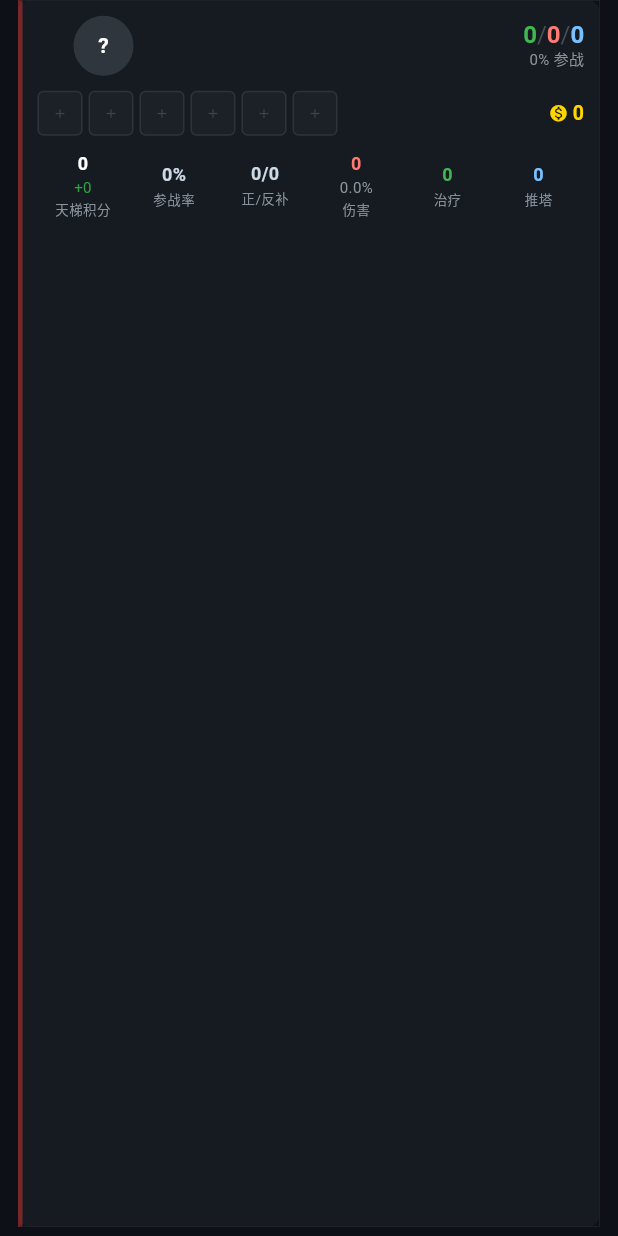
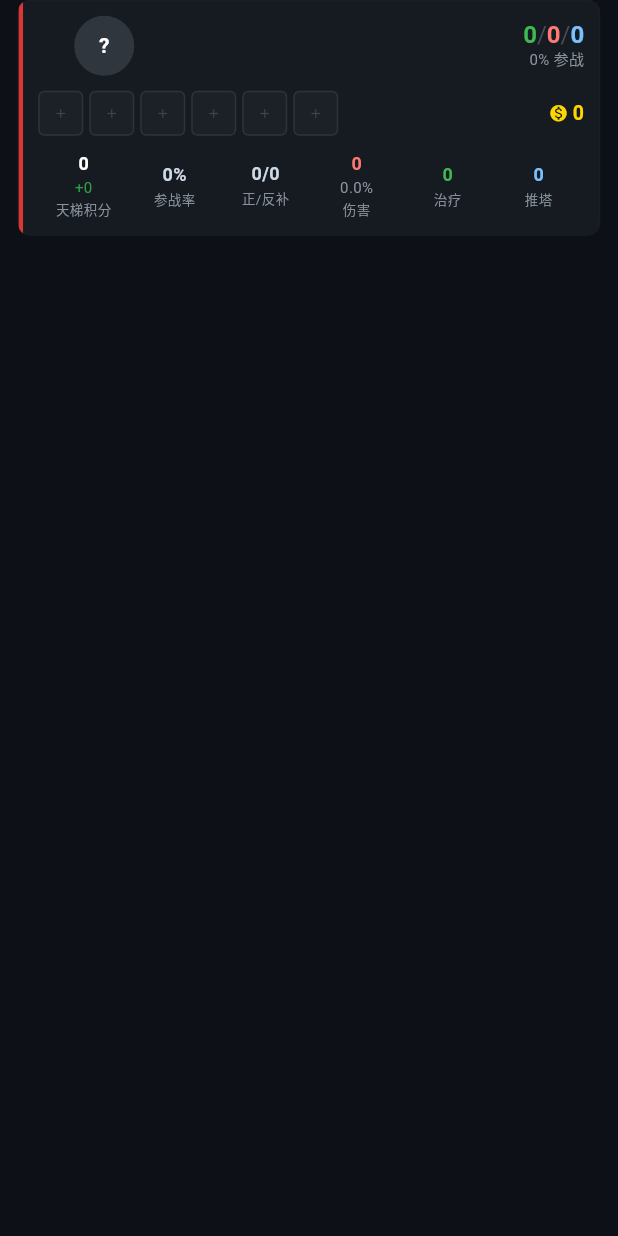
Before and after one commit to fenli-forever/16dota, a Flutter app: the _PlayerCard widget shown alone on an empty page, opened directly with empty values, on a phone screen of 412 x 824 dp. Run offline on Flutter 3.47's test engine with Material 3 defaults, Android fonts, the phone set to English and light mode, and no system bars; our stand-ins replace dio, shared_preferences; accounts and stored records are empty; network calls fail.

Commit message:
fix: non-uniform border + borderRadius causes black cards in Flutter
BoxDecoration with borderRadius requires a uniform border. Using non-uniform
Border() (left=3px, others=0.5px) silently breaks paint in release builds.
Fixed by using Border.all() + a separate inner accent bar Container.
Also fixed _Stat in friends_screen with same Expanded-from-build() pattern.

Co-Authored-By: Claude Sonnet 4.6 <noreply@anthropic.com>

```diff
--- a/lib/screens/match_detail_screen.dart
+++ b/lib/screens/match_detail_screen.dart
@@ -332,43 +332,45 @@ class _PlayerCard extends StatelessWidget {
 
   @override
   Widget build(BuildContext context) {
-    final p      = player;
-    final tc     = isWinTeam ? const Color(0xFF2EA043) : const Color(0xFFDA3633);
-    final rpClr  = p.incRankPoints >= 0
-        ? const Color(0xFF2EA043)
-        : const Color(0xFFDA3633);
-    final rpSign = p.incRankPoints >= 0 ? '+' : '';
-    final dmgPct = totalDmg > 0 ? p.heroDamage / totalDmg * 100 : 0.0;
+    final p       = player;
+    final tc      = isWinTeam ? const Color(0xFF2EA043) : const Color(0xFFDA3633);
+    final rpClr   = p.incRankPoints >= 0 ? const Color(0xFF2EA043) : const Color(0xFFDA3633);
+    final rpSign  = p.incRankPoints >= 0 ? '+' : '';
+    final dmgPct  = totalDmg > 0 ? p.heroDamage / totalDmg * 100 : 0.0;
+    final accent  = isSelf ? const Color(0xFFE8A020) : tc;
+    final cardBg  = isSelf
+        ? const Color(0xFFE8A020).withValues(alpha: 0.06)
+        : const Color(0xFF161B22);
 
+    // Flutter requires uniform border when borderRadius is set.
+    // We achieve the colored left accent via an inner accent bar widget.
     return Container(
       margin: const EdgeInsets.fromLTRB(12, 0, 12, 6),
+      clipBehavior: Clip.antiAlias,
       decoration: BoxDecoration(
-        color: isSelf
-            ? const Color(0xFFE8A020).withValues(alpha: 0.06)
-            : const Color(0xFF161B22),
         borderRadius: BorderRadius.circular(8),
-        border: Border(
-          left: BorderSide(
-            color: isSelf
-                ? const Color(0xFFE8A020)
-                : tc.withValues(alpha: 0.5),
-            width: 3,
+        border: Border.all(color: const Color(0xFF21262D), width: 0.5),
       ),
-          top: BorderSide(color: const Color(0xFF21262D), width: 0.5),
-          right: BorderSide(color: const Color(0xFF21262D), width: 0.5),
-          bottom: BorderSide(color: const Color(0xFF21262D), width: 0.5),
-        ),
-      ),
+      child: IntrinsicHeight(
+        child: Row(
+          crossAxisAlignment: CrossAxisAlignment.stretch,
+          children: [
+            // Left accent bar
+            Container(width: 3, color: accent),
+            // Content
+            Expanded(
+              child: ColoredBox(
+                color: cardBg,
                 child: Padding(
-        padding: const EdgeInsets.fromLTRB(10, 10, 10, 10),
+                  padding: const EdgeInsets.all(10),
                   child: Column(
                     crossAxisAlignment: CrossAxisAlignment.start,
                     children: [
-            // ── Row 1: icon | avatar | hero+nick+rank | KDA ──────────────
+
+                      // ── Row 1: MVP icon | avatar | hero+nick | KDA ──────
                       Row(
                         crossAxisAlignment: CrossAxisAlignment.center,
                         children: [
-                // MVP / MostKills indicator
                           SizedBox(
                             width: 18,
                             child: p.mvpScore > 0
@@ -380,7 +382,6 @@ class _PlayerCard extends StatelessWidget {
                                     : null,
                           ),
                           const SizedBox(width: 6),
-                // Avatar
                           CircleAvatar(
                             radius: 20,
                             backgroundColor: const Color(0xFF30363D),
@@ -398,7 +399,6 @@ class _PlayerCard extends StatelessWidget {
                                 : null,
                           ),
                           const SizedBox(width: 8),
-                // Hero + Nickname + Rank
                           Expanded(
                             child: Column(
                               crossAxisAlignment: CrossAxisAlignment.start,
@@ -423,11 +423,11 @@ class _PlayerCard extends StatelessWidget {
                                 if (p.rankName.isNotEmpty)
                                   Text(p.rankName,
                                       style: TextStyle(
-                                color: _tierColor(p.rankName), fontSize: 10)),
+                                          color: _tierColor(p.rankName),
+                                          fontSize: 10)),
                               ],
                             ),
                           ),
-                // KDA
                           Column(
                             crossAxisAlignment: CrossAxisAlignment.end,
                             mainAxisSize: MainAxisSize.min,
@@ -435,20 +435,26 @@ class _PlayerCard extends StatelessWidget {
                               RichText(
                                 text: TextSpan(
                                   style: const TextStyle(
-                            fontSize: 16, fontWeight: FontWeight.bold),
+                                      fontSize: 16,
+                                      fontWeight: FontWeight.bold),
                                   children: [
                                     TextSpan(text: '${p.kills}',
-                              style: const TextStyle(color: Color(0xFF3FB950))),
+                                        style: const TextStyle(
+                                            color: Color(0xFF3FB950))),
                                     const TextSpan(text: '/',
-                              style: TextStyle(color: Color(0xFF484F58),
+                                        style: TextStyle(
+                                            color: Color(0xFF484F58),
                                             fontWeight: FontWeight.normal)),
                                     TextSpan(text: '${p.deaths}',
-                              style: const TextStyle(color: Color(0xFFFF7B72))),
+                                        style: const TextStyle(
+                                            color: Color(0xFFFF7B72))),
                                     const TextSpan(text: '/',
-                              style: TextStyle(color: Color(0xFF484F58),
+                                        style: TextStyle(
+                                            color: Color(0xFF484F58),
                                             fontWeight: FontWeight.normal)),
                                     TextSpan(text: '${p.assists}',
-                              style: const TextStyle(color: Color(0xFF79C0FF))),
+                                        style: const TextStyle(
+                                            color: Color(0xFF79C0FF))),
                                   ],
                                 ),
                               ),
@@ -464,7 +470,7 @@ class _PlayerCard extends StatelessWidget {
 
                       const SizedBox(height: 10),
 
-            // ── Row 2: Items + Gold ───────────────────────────────────────
+                      // ── Row 2: 6 items + gold ─────────────────────────────
                       Row(
                         children: [
                           ...List.generate(6, (i) {
@@ -489,13 +495,13 @@ class _PlayerCard extends StatelessWidget {
 
                       const SizedBox(height: 10),
 
-            // ── Row 3: 6-cell stat bar ────────────────────────────────────
+                      // ── Row 3: stat bar ──────────────────────────────────
                       Row(
                         children: [
                           Expanded(child: _StatCell(
                             label: '天梯积分',
                             value: p.rankPoints.toStringAsFixed(0),
-                  sub:   '$rpSign${p.incRankPoints.toStringAsFixed(0)}',
+                            sub: '$rpSign${p.incRankPoints.toStringAsFixed(0)}',
                             subColor: rpClr,
                             color: Colors.white,
                           )),
@@ -512,7 +518,7 @@ class _PlayerCard extends StatelessWidget {
                           Expanded(child: _StatCell(
                             label: '伤害',
                             value: _fmt(p.heroDamage),
-                  sub:   '${dmgPct.toStringAsFixed(1)}%',
+                            sub: '${dmgPct.toStringAsFixed(1)}%',
                             subColor: const Color(0xFF8B949E),
                             color: const Color(0xFFFF7B72),
                           )),
@@ -527,6 +533,12 @@ class _PlayerCard extends StatelessWidget {
                             color: const Color(0xFF79C0FF),
                           )),
                         ],
+                      ),
+
+                    ],
+                  ),
+                ),
+              ),
             ),
           ],
         ),
```
Also changed, not shown: lib/screens/friends_screen.dart (+11 -13 lines). Lines whose indentation alone changed are shown as unchanged.
